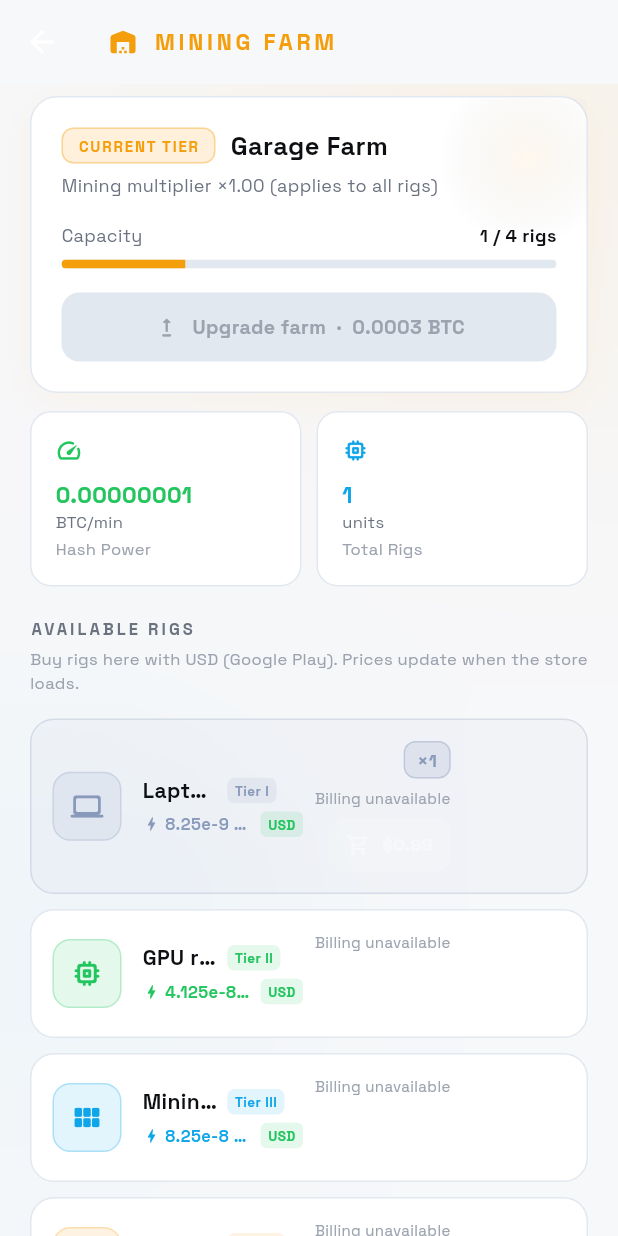
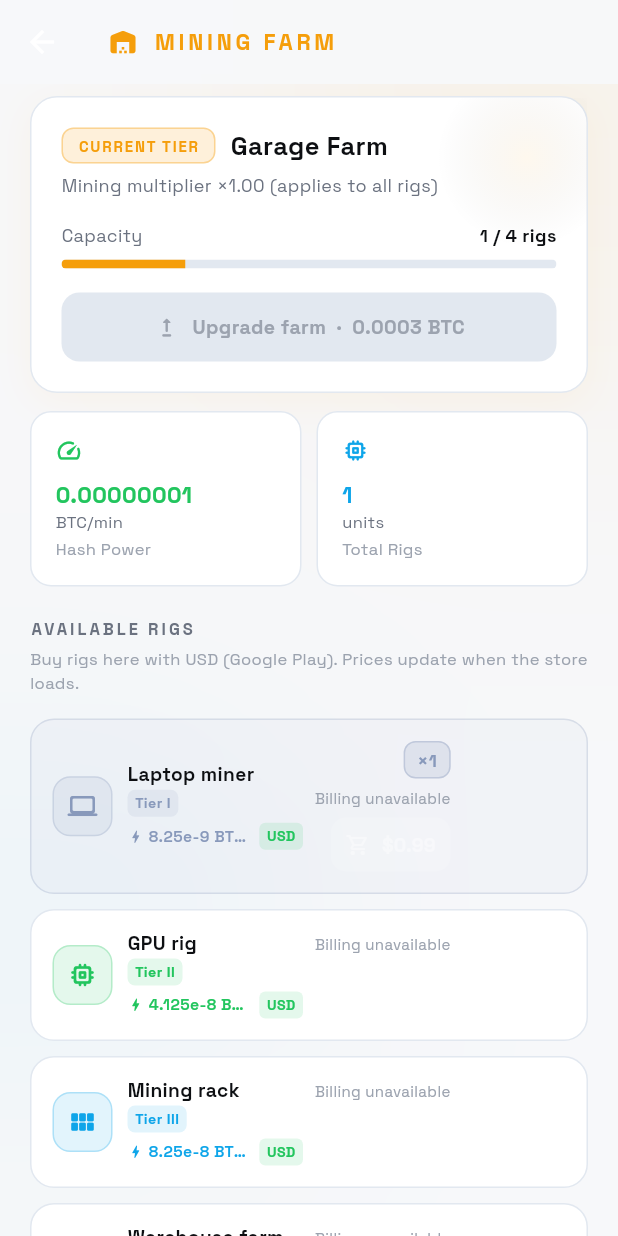
Before and after one commit to Mehboob-alam1/multicoin_team, a Flutter app: the MiningFarmScreen screen opened by its route, on a phone screen of 412 x 824 dp. Run offline on Flutter 3.47's test engine with Material 3 defaults, Android fonts, the phone set to English and light mode, and no system bars; our stand-ins replace cloud_firestore, firebase_analytics, firebase_auth, firebase_core, firebase_database, firebase_messaging and 13 more; missing offline and left inert: facebook_app_events, flutter_custom_tabs, workmanager; accounts and stored records are empty.

Commit message:
Show full farm rig names with smaller responsive type.
Co-authored-by: Cursor <cursoragent@cursor.com>

```diff
--- a/lib/screens/mining_farm_screen.dart
+++ b/lib/screens/mining_farm_screen.dart
@@ -50,6 +50,17 @@ _RigMeta _metaForRig(String id) => switch (id) {
   'data_center_rig' => const _RigMeta(Icons.dns_rounded,           Color(0xFFB06EFF), 'Tier V'),
   _                 => const _RigMeta(Icons.hardware_rounded,      _D.textMid,        ''),
 };
+
+/// Scales farm card type so long rig names stay fully visible on narrow screens.
+double _rigNameSize(BuildContext context) {
+  final w = MediaQuery.sizeOf(context).width;
+  return (w * 0.031).clamp(11.0, 13.0);
+}
+
+double _rigMetaSize(BuildContext context) {
+  final w = MediaQuery.sizeOf(context).width;
+  return (w * 0.023).clamp(8.0, 10.0);
+}
 
 String _formatMiningRateLine(String coinId, double rate) {
   final sym = coinId.toUpperCase();
@@ -756,8 +767,8 @@ class _RigCard extends StatelessWidget {
                 child: Row(
                   children: [
                     Container(
-                      width: 46,
-                      height: 46,
+                      width: 40,
+                      height: 40,
                       decoration: BoxDecoration(
                         color: meta.accent.withValues(alpha: 0.12),
                         borderRadius: BorderRadius.circular(12),
@@ -766,31 +777,30 @@ class _RigCard extends StatelessWidget {
                           width: 1,
                         ),
                       ),
-                      child: Icon(meta.icon, color: meta.accent, size: 22),
+                      child: Icon(meta.icon, color: meta.accent, size: 20),
                     ),
-                    const SizedBox(width: 14),
+                    const SizedBox(width: 10),
                     Expanded(
                       child: Column(
                 crossAxisAlignment: CrossAxisAlignment.start,
                 children: [
-                  Row(
-                    children: [
-                      Expanded(
+                  FittedBox(
+                    fit: BoxFit.scaleDown,
+                    alignment: Alignment.centerLeft,
                     child: Text(
                       rig.name,
-                          style: const TextStyle(
+                      maxLines: 1,
+                      style: TextStyle(
                         color: _D.textHi,
                         fontWeight: FontWeight.w700,
-                            fontSize: 14,
+                        fontSize: _rigNameSize(context),
+                        height: 1.2,
                       ),
-                          maxLines: 1,
-                          overflow: TextOverflow.ellipsis,
                     ),
                   ),
                   if (meta.tier.isNotEmpty) ...[
-                        const SizedBox(width: 6),
-                        Flexible(
-                          child: Container(
+                    const SizedBox(height: 3),
+                    Container(
                       padding: const EdgeInsets.symmetric(horizontal: 5, vertical: 2),
                       decoration: BoxDecoration(
                         color: meta.accent.withValues(alpha: 0.12),
@@ -798,24 +808,19 @@ class _RigCard extends StatelessWidget {
                       ),
                       child: Text(
                         meta.tier,
-                              maxLines: 1,
-                              overflow: TextOverflow.ellipsis,
                         style: TextStyle(
                           color: meta.accent,
-                                fontSize: 9,
+                          fontSize: _rigMetaSize(context),
                           fontWeight: FontWeight.w700,
                           letterSpacing: 0.3,
                         ),
                       ),
                     ),
-                        ),
                   ],
-                    ],
-                  ),
                   const SizedBox(height: 4),
                   Row(
                     children: [
-                      Icon(Icons.bolt_rounded, color: meta.accent, size: 12),
+                      Icon(Icons.bolt_rounded, color: meta.accent, size: 11),
                       const SizedBox(width: 3),
                       Expanded(
                         child: Text(
@@ -823,7 +828,7 @@ class _RigCard extends StatelessWidget {
                           style: TextStyle(
                             color: meta.accent,
                             fontFamily: AppTheme.fontFamily,
-                            fontSize: 11,
+                            fontSize: _rigMetaSize(context) + 1,
                             fontWeight: FontWeight.w600,
                           ),
                           maxLines: 1,
@@ -837,11 +842,11 @@ class _RigCard extends StatelessWidget {
                           color: _D.green.withValues(alpha: 0.12),
                           borderRadius: BorderRadius.circular(4),
                         ),
-                        child: const Text(
+                        child: Text(
                           'USD',
                           style: TextStyle(
                             color: _D.green,
-                            fontSize: 9,
+                            fontSize: _rigMetaSize(context),
                             fontWeight: FontWeight.w700,
                           ),
                         ),
@@ -927,13 +932,14 @@ class _RigCard extends StatelessWidget {
                                     : const Icon(Icons.shopping_cart_outlined, size: 16),
                                 label: Text(
                                   priceStrUsd!.startsWith('\$') ? priceStrUsd! : '\$$priceStrUsd',
-                                  style: const TextStyle(fontSize: 12, fontWeight: FontWeight.w700),
+                                  style: TextStyle(fontSize: _rigNameSize(context), fontWeight: FontWeight.w700),
                                 ),
                                 style: FilledButton.styleFrom(
                                   backgroundColor: _D.green,
                                   foregroundColor: Colors.white,
-                                  padding: const EdgeInsets.symmetric(horizontal: 12),
+                                  padding: const EdgeInsets.symmetric(horizontal: 10),
                                   minimumSize: Size.zero,
+                                  tapTargetSize: MaterialTapTargetSize.shrinkWrap,
                                   shape: RoundedRectangleBorder(borderRadius: BorderRadius.circular(10)),
                                 ),
                               )
@@ -942,13 +948,14 @@ class _RigCard extends StatelessWidget {
                                 icon: const Icon(Icons.shopping_cart_outlined, size: 16),
                                 label: Text(
                                   priceStrUsd!.startsWith('\$') ? priceStrUsd! : '\$$priceStrUsd',
-                                  style: const TextStyle(fontSize: 12, fontWeight: FontWeight.w700),
+                                  style: TextStyle(fontSize: _rigNameSize(context), fontWeight: FontWeight.w700),
                                 ),
                                 style: FilledButton.styleFrom(
                                   backgroundColor: _D.green.withValues(alpha: 0.45),
                                   foregroundColor: Colors.white,
-                                  padding: const EdgeInsets.symmetric(horizontal: 12),
+                                  padding: const EdgeInsets.symmetric(horizontal: 10),
                                   minimumSize: Size.zero,
+                                  tapTargetSize: MaterialTapTargetSize.shrinkWrap,
                                   shape: RoundedRectangleBorder(borderRadius: BorderRadius.circular(10)),
                                 ),
                               ),
```
Lines whose indentation alone changed are shown as unchanged.
